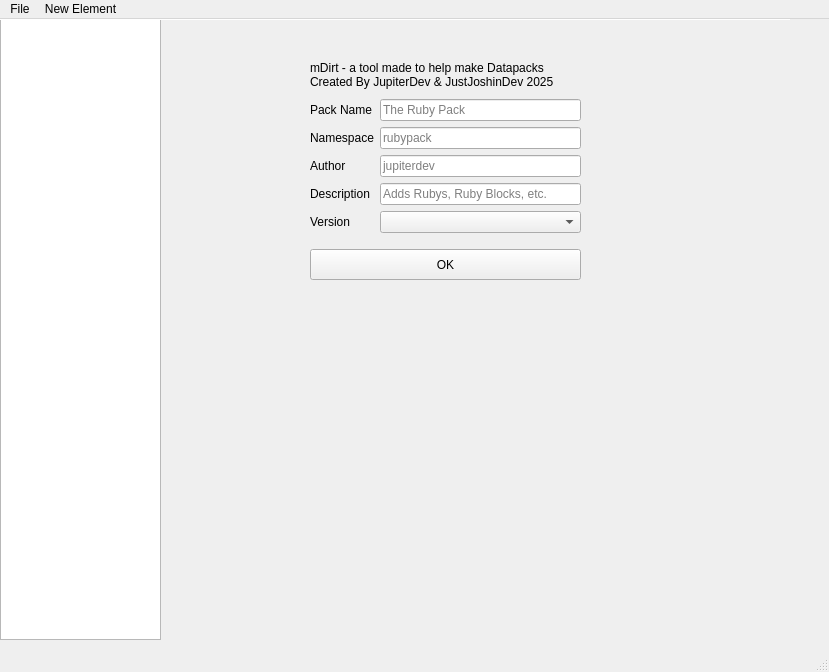
Above: lib/ui.ui from Faith-and-Code-Technologies/mDirt before the change. Below: the same form after it.
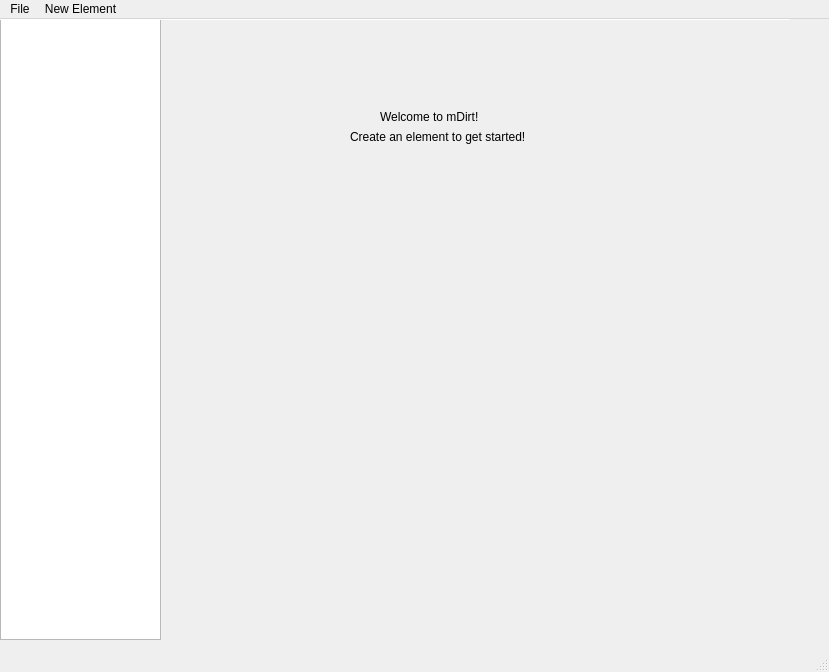
That is the form after the change.

Commit message: like idk one line of code changed lol

What changed in the file:
```diff
--- a/lib/ui.ui
+++ b/lib/ui.ui
@@ -67,6 +67,34 @@
     <property name="currentIndex">
      <number>0</number>
     </property>
+    <widget class="QWidget" name="welcome">
+     <widget class="QLabel" name="label_7">
+      <property name="geometry">
+       <rect>
+        <x>220</x>
+        <y>90</y>
+        <width>171</width>
+        <height>16</height>
+       </rect>
+      </property>
+      <property name="text">
+       <string>Welcome to mDirt!</string>
+      </property>
+     </widget>
+     <widget class="QLabel" name="label_9">
+      <property name="geometry">
+       <rect>
+        <x>190</x>
+        <y>110</y>
+        <width>181</width>
+        <height>16</height>
+       </rect>
+      </property>
+      <property name="text">
+       <string>Create an element to get started!</string>
+      </property>
+     </widget>
+    </widget>
     <widget class="QWidget" name="details">
      <widget class="QLabel" name="titleLabel">
       <property name="geometry">
@@ -189,7 +217,7 @@
        <string>&lt;html&gt;&lt;head/&gt;&lt;body&gt;&lt;p&gt;Sets the details!&lt;/p&gt;&lt;/body&gt;&lt;/html&gt;</string>
       </property>
       <property name="text">
-       <string>OK</string>
+       <string>Generate</string>
       </property>
      </widget>
     </widget>
```
The commit also changes 1 other file.
